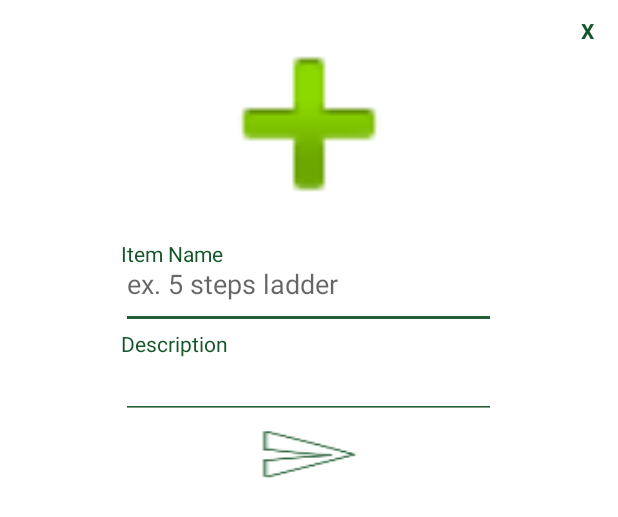
After one commit to Yaelsarusi/Neighborly, an Android app: the layout popup_add_item.xml on its own in the app's theme, with its tools: preview values and no code run, on a phone screen of 412 x 824 dp. The commit adds this screen. Shown: the top 517 px of the screen. Run offline under Robolectric (Android 15) with nearby library versions, the phone set to English and light mode, and no system bars.

Commit message:
popup add item

```diff
--- a/app/build.gradle
+++ b/app/build.gradle
@@ -60,6 +60,8 @@ dependencies {
     implementation 'com.google.firebase:firebase-storage'
     implementation 'com.firebaseui:firebase-ui-database:4.2.0'
     implementation 'com.google.android:flexbox:0.3.0'
+    implementation 'com.squareup.retrofit2:retrofit:2.5.0'
+    implementation 'com.squareup.retrofit2:converter-gson:2.5.0'
 }
 
 apply plugin: 'com.google.gms.google-services'
--- a/app/src/main/AndroidManifest.xml
+++ b/app/src/main/AndroidManifest.xml
@@ -15,7 +15,11 @@
         <activity android:name=".MainActivity" />
         <activity android:name=".JoinBuildingActivity" />
         <activity android:name=".RequestActivity"/>
-        <activity android:name=".AddItemActivity" />
+
+        <activity android:name=".AddItemActivity"
+            android:theme="@style/AppPopupTheme">
+        </activity>
+
         <activity android:name=".LoginActivity">
             <intent-filter>
                 <action android:name="android.intent.action.MAIN" />
--- /dev/null
+++ b/app/src/main/res/layout/popup_add_item.xml
@@ -0,0 +1,100 @@
+<LinearLayout xmlns:android="http://schemas.android.com/apk/res/android"
+    android:layout_width="match_parent"
+    android:layout_height="match_parent"
+    android:layout_gravity="center"
+    android:background="@color/white"
+    android:orientation="vertical"
+    android:padding="5dp"
+    android:excludeFromRecents="true" >
+
+    <TextView
+        android:id="@+id/txtClose"
+        android:layout_width="30dp"
+        android:layout_height="30dp"
+        android:layout_gravity="end"
+        android:layout_marginBottom="-30dp"
+        android:gravity="center"
+        android:text="X"
+        android:textColor="@color/appBlue"
+        android:textStyle="bold" />
+
+    <de.hdodenhof.circleimageview.CircleImageView
+        android:id="@+id/itemImage"
+        android:layout_width="161dp"
+        android:layout_height="154dp"
+        android:layout_centerHorizontal="true"
+        android:layout_gravity="center_horizontal"
+        android:src="@android:drawable/ic_input_add" />
+
+    <RelativeLayout
+        android:id="@+id/layout_name"
+        style="@style/TextColor"
+        android:layout_width="250dp"
+        android:layout_height="wrap_content"
+        android:layout_gravity="center_horizontal"
+        android:orientation="vertical">
+
+
+        <TextView
+            android:id="@+id/textViewName"
+            style="@style/TextColor"
+            android:layout_width="wrap_content"
+            android:layout_height="wrap_content"
+            android:layout_alignParentStart="true"
+            android:layout_alignParentTop="true"
+            android:text="@string/item_name" />
+
+        <EditText
+            android:id="@+id/editTextName"
+            style="@style/TextColor"
+            android:layout_width="300dp"
+            android:layout_height="60dp"
+            android:layout_centerInParent="true"
+            android:backgroundTint="@color/green"
+            android:hint="@string/item_example"
+            android:inputType="textAutoComplete"
+            android:textCursorDrawable="@drawable/cursor_color" />
+
+    </RelativeLayout>
+
+    <RelativeLayout
+        android:id="@+id/layout_description"
+        style="@style/TextColor"
+        android:layout_width="250dp"
+        android:layout_height="wrap_content"
+        android:layout_gravity="center_horizontal"
+        android:orientation="vertical">
+
+
+        <TextView
+            android:id="@+id/textViewCity"
+            style="@style/TextColor"
+            android:layout_width="wrap_content"
+            android:layout_height="wrap_content"
+            android:text="@string/description" />
+
+
+        <EditText
+            android:id="@+id/editTextDescription"
+            style="@style/TextColor"
+            android:layout_width="300dp"
+            android:layout_height="60dp"
+            android:backgroundTint="@color/green"
+            android:gravity="center"
+            android:inputType="textMultiLine"
+            android:maxLines="10"
+            android:scrollbars="vertical"
+            android:textCursorDrawable="@drawable/cursor_color" />
+
+    </RelativeLayout>
+
+    <Button
+        android:id="@+id/buttonAdd"
+        android:layout_width="wrap_content"
+        android:layout_height="wrap_content"
+        android:layout_gravity="center_horizontal"
+        android:background="@drawable/send"
+        android:clickable="true"
+        android:gravity="center_horizontal" />
+
+</LinearLayout>
--- a/app/src/main/res/values/styles.xml
+++ b/app/src/main/res/values/styles.xml
@@ -16,5 +16,9 @@
         <item name="android:textColor">@color/appBlue</item>
     </style>
 
+    <style name="AppPopupTheme" parent="AppTheme">
+        <item name="android:windowIsTranslucent">true</item>
+        <item name="android:windowCloseOnTouchOutside">true</item>
+    </style>
 
 </resources>
```
Also changed, not shown: app/src/main/java/com/example/neighborly/AddItemActivity.java (+37 -31 lines), app/src/main/res/layout/activity_add_item.xml (deleted, +0 -120 lines), app/src/main/res/drawable/defualt_image.png (added), 1 other file.
